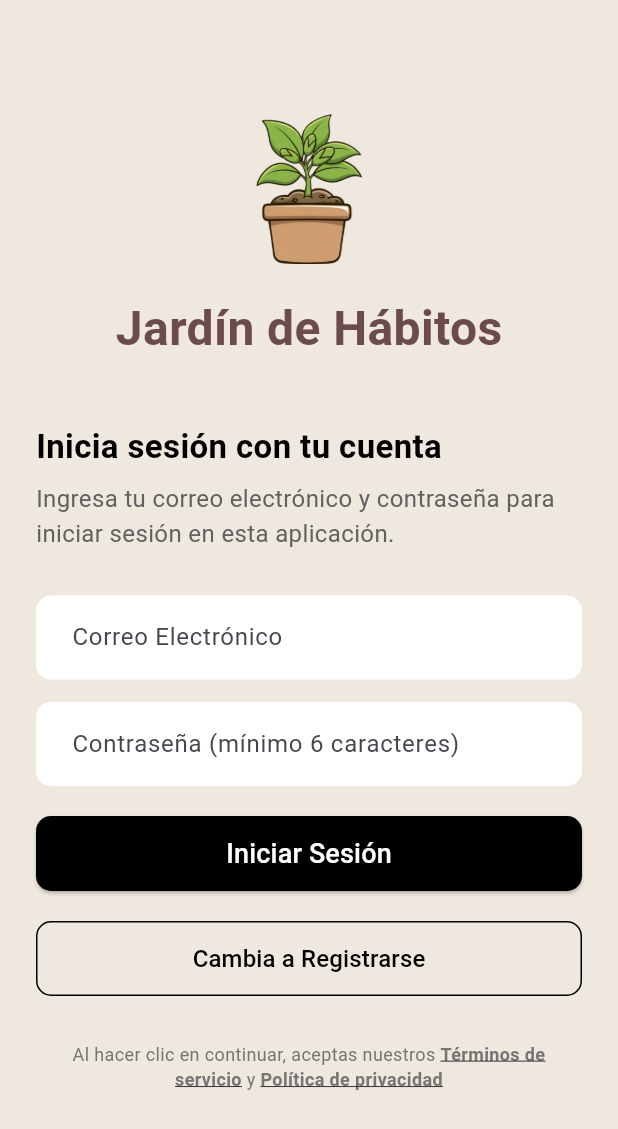
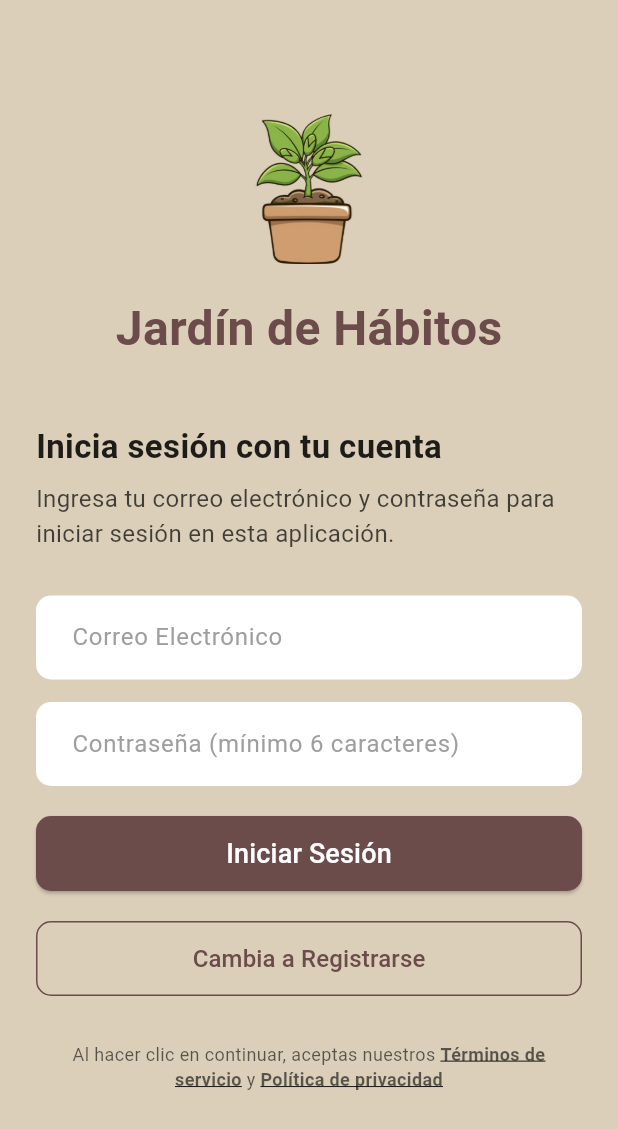
Before and after one commit to Toad24F/Jardin_frontend, a Flutter app: the screen it shows after launch, on a phone screen of 412 x 824 dp. Shown: the top 1129 px of the screen. Run offline on Flutter 3.47's test engine with Material 3 defaults, Android fonts, the phone set to English and light mode, and no system bars; our stand-ins replace dio, flutter_riverpod, shared_preferences, table_calendar.

Commit message:
refactor: Implementa tema claro/oscuro y mejora la UI
Se refactoriza la aplicación para soportar un tema claro y uno oscuro de manera dinámica, basándose en la configuración del sistema. Además, se realizan ajustes visuales para mejorar la consistencia y la experiencia de usuario.

*   **Implementación de Temas (`main.dart`)**:
    *   Se definen dos `ThemeData`: `lightTheme` y `darkTheme`, con paletas de colores consistentes para ambos modos.
    *   La aplicación ahora usa `ThemeMode.system` para cambiar automáticamente entre el tema claro y el oscuro.
    *   Se eliminan los colores definidos de forma estática en `MyApp` y se reemplazan por los temas centralizados.

*   **Adaptación de Pantallas al Tema**:
    *   **`auth_screen.dart`**: Se eliminan las constantes de color y estilo. Todos los componentes (campos de texto, botones, títulos) ahora obtienen sus colores y estilos del `Theme.of(context)`, asegurando que se adapten correctamente al modo claro/oscuro.
    *   **`home_screen.dart`**: Se eliminan las constantes de color. Los elementos de la UI, como el título, el fondo, los íconos y el menú lateral (`Drawer`), ahora utilizan los colores definidos en el tema actual. Se asegura el contraste y la legibilidad en ambos modos.
    *   **`add_habit_screen.dart`**: Se realizan ajustes de estilo menores para alinear los colores con la nueva paleta de temas, como el color de los íconos del contador numérico.

*   **Corrección de Errores**:
    *   **`home_screen.dart`**: Al cerrar sesión (`logout`), ahora se limpian las posiciones de los hábitos guardadas localmente. Esto soluciona un error donde las posiciones de las macetas de un usuario anterior persistían para el nuevo usuario que iniciaba sesión.
    *   **`services/auth_service.dart`**: Se actualiza la `baseUrl` de la API para apuntar a una nueva dirección IP del servidor de desarrollo.

```diff
--- a/lib/main.dart
+++ b/lib/main.dart
@@ -1,9 +1,9 @@
 import 'package:flutter/material.dart';
 import 'package:flutter_riverpod/flutter_riverpod.dart';
 import 'package:shared_preferences/shared_preferences.dart';
-import 'screens/auth_screen.dart'; // Importa tu pantalla
-import 'screens/home_screen.dart'; // Importa la nueva pantalla principal
-import 'services/auth_service.dart'; // Importa tus servicios
+import 'screens/auth_screen.dart';
+import 'screens/home_screen.dart';
+import 'services/auth_service.dart';
 
 void main() async {
   // 1. Asegura que Flutter esté inicializado antes de llamar a funciones nativas
@@ -24,22 +24,80 @@ void main() async {
   );
 }
 
+// --- Definición de Colores de la Paleta ---
+// Colores principales de tu tema (basados en los archivos existentes)
+const Color primaryColor = Color(0xFF6C4B4B); // Marrón/Rojizo oscuro
+const Color accentGreen = Color(0xFF7D9C68);  // Verde de acento
+const Color lightBackgroundColor = Color(0xFFDBCFB9); // Fondo claro (Crema)
+const Color darkPrimaryColor = Color(0xFFDBCFB9); // Usamos el crema como acento en el modo oscuro
+const Color darkBackgroundColor = Color(0xFF333333); // Fondo oscuro (Gris oscuro)
+const Color darkCardColor = Color(0xFF424242); // Color de tarjetas/elementos en modo oscuro
+
+// --- Definición de Temas ---
+final ThemeData lightTheme = ThemeData(
+  brightness: Brightness.light,
+  primaryColor: primaryColor,
+  colorScheme: ColorScheme.light(
+    primary: primaryColor,
+    secondary: accentGreen,
+    background: lightBackgroundColor, // Color de fondo principal
+    surface: Colors.white,           // Color de tarjetas y superficies
+    onPrimary: Colors.white,
+    onBackground: Colors.black87,
+  ),
+  scaffoldBackgroundColor: lightBackgroundColor,
+  appBarTheme: const AppBarTheme(
+    backgroundColor: lightBackgroundColor,
+    elevation: 0,
+    iconTheme: IconThemeData(color: primaryColor),
+    titleTextStyle: TextStyle(color: primaryColor, fontSize: 20, fontWeight: FontWeight.bold),
+  ),
+  // Establece el color de los botones elevados
+  elevatedButtonTheme: ElevatedButtonThemeData(
+    style: ElevatedButton.styleFrom(
+      backgroundColor: primaryColor,
+      foregroundColor: Colors.white,
+    ),
+  ),
+  visualDensity: VisualDensity.adaptivePlatformDensity,
+);
+
+final ThemeData darkTheme = ThemeData(
+  brightness: Brightness.dark,
+  primaryColor: darkPrimaryColor, // El color primario en modo oscuro
+  colorScheme: ColorScheme.dark(
+    primary: darkPrimaryColor,
+    secondary: accentGreen,
+    background: darkBackgroundColor,
+    surface: darkCardColor,
+    onPrimary: Colors.black,
+    onBackground: Colors.white70,
+  ),
+  scaffoldBackgroundColor: darkBackgroundColor,
+  appBarTheme: AppBarTheme(
+    backgroundColor: darkBackgroundColor,
+    elevation: 0,
+    iconTheme: const IconThemeData(color: darkPrimaryColor),
+    titleTextStyle: TextStyle(color: darkPrimaryColor, fontSize: 20, fontWeight: FontWeight.bold),
+  ),
+  elevatedButtonTheme: ElevatedButtonThemeData(
+    style: ElevatedButton.styleFrom(
+      backgroundColor: darkPrimaryColor,
+      foregroundColor: Colors.black, // Texto oscuro en botón claro
+    ),
+  ),
+  visualDensity: VisualDensity.adaptivePlatformDensity,
+);
+// -------------------------
+
 class MyApp extends ConsumerWidget {
   const MyApp({super.key});
 
-  // Color de fondo para que sea consistente
-  static const Color backgroundColor = Color(0xFFDBCFB9);
-
   @override
   Widget build(BuildContext context, WidgetRef ref) {
-    // El AuthService ya está listo para ser usado porque SharedPreferences
-    // se resolvió en main() y se inyectó de forma síncrona.
     final authService = ref.watch(authServiceProvider);
-
-    // Obtenemos el token guardado (si existe)
     final token = authService.getToken();
 
-    // Determinamos la pantalla de inicio
     final Widget initialScreen = (token != null && token.isNotEmpty)
         ? const HomeScreen() // Si hay token, va a Home
         : const AuthScreen(); // Si no hay token, va a Login/Register
@@ -47,12 +105,12 @@ class MyApp extends ConsumerWidget {
     return MaterialApp(
       title: 'Jardín de Hábitos',
       debugShowCheckedModeBanner: false,
-      theme: ThemeData(
-        // Tema general para la app
-        primarySwatch: Colors.brown,
-        visualDensity: VisualDensity.adaptivePlatformDensity,
-        scaffoldBackgroundColor: backgroundColor,
-      ),
+
+      // --- CONFIGURACIÓN DE TEMA AUTOMÁTICA ---
+      theme: lightTheme,           // Tema usado por defecto (Modo Claro)
+      darkTheme: darkTheme,         // Tema usado cuando el sistema está en Modo Oscuro
+      themeMode: ThemeMode.system, // Usa la configuración de brillo del sistema operativo
+
       // Navegamos a la pantalla inicial determinada por el estado de autenticación
       home: initialScreen,
     );
--- a/lib/screens/auth_screen.dart
+++ b/lib/screens/auth_screen.dart
@@ -9,37 +9,8 @@ enum AuthMode { login, register }
 // Provider para el modo de autenticación, por defecto es Login
 final authModeProvider = StateProvider<AuthMode>((ref) => AuthMode.login);
 
-// --- Colores y Estilos ---
-const Color primaryTextColor = Color(0xFF6C4B4B); // Color rojizo oscuro
-const Color backgroundColor = Color(0xFFEFE8DE); // Color de fondo claro
-const Color buttonColor = Colors.black;
-const Color buttonTextColor = Colors.white;
-const Color inputFillColor = Colors.white;
-
-final TextStyle appTitleStyle = TextStyle(
-  fontSize: 32,
-  fontWeight: FontWeight.bold,
-  color: primaryTextColor,
-  // fontFamily: 'Pacifico', // Descomenta si usas la fuente Pacifico
-);
-
-final TextStyle sectionTitleStyle = TextStyle(
-  fontSize: 22,
-  fontWeight: FontWeight.bold,
-  color: Colors.black,
-);
-
-final TextStyle descriptionTextStyle = TextStyle(
-  fontSize: 16,
-  color: Colors.grey[700],
-);
-
-final TextStyle termsTextStyle = TextStyle(
-  fontSize: 12,
-  color: Colors.grey[600],
-);
-// -------------------------
-
+// --- Colores y Estilos (Ahora son dinámicos) ---
+// NOTA: Los colores primarios y de fondo deben leerse desde el tema.
 
 class AuthScreen extends ConsumerStatefulWidget {
   const AuthScreen({super.key});
@@ -165,6 +136,7 @@ class _AuthScreenState extends ConsumerState<AuthScreen> {
 
   // Widget de utilidad para campos de texto
   Widget _buildInputField({
+    required BuildContext context, // Necesitamos el contexto para el tema
     required TextEditingController controller,
     required String hintText,
     required bool isPassword,
@@ -174,6 +146,10 @@ class _AuthScreenState extends ConsumerState<AuthScreen> {
     required TextInputAction textInputAction,
     VoidCallback? onSubmitted,
   }) {
+    final theme = Theme.of(context);
+    final isDarkMode = theme.brightness == Brightness.dark;
+    final primaryColor = theme.colorScheme.primary;
+
     return TextField(
       controller: controller,
       focusNode: focusNode, // Asignar FocusNode
@@ -183,9 +159,11 @@ class _AuthScreenState extends ConsumerState<AuthScreen> {
       onSubmitted: (_) { // Manejar la pulsación de la acción del teclado
         onSubmitted?.call();
       },
+      style: TextStyle(color: isDarkMode ? Colors.white : Colors.black),
       decoration: InputDecoration(
         hintText: hintText,
-        fillColor: inputFillColor,
+        hintStyle: TextStyle(color: isDarkMode ? primaryColor.withOpacity(0.5) : Colors.grey),
+        fillColor: isDarkMode ? theme.colorScheme.surface : Colors.white,
         filled: true,
         border: OutlineInputBorder(
           borderRadius: BorderRadius.circular(10),
@@ -200,6 +178,31 @@ class _AuthScreenState extends ConsumerState<AuthScreen> {
   Widget build(BuildContext context) {
     final authMode = ref.watch(authModeProvider);
     final isLoginMode = authMode == AuthMode.login;
+    final theme = Theme.of(context);
+    final primaryColor = theme.colorScheme.primary;
+
+    // Estilos dinámicos
+    final appTitleStyle = TextStyle(
+      fontSize: 32,
+      fontWeight: FontWeight.bold,
+      color: primaryColor,
+    );
+
+    final sectionTitleStyle = TextStyle(
+      fontSize: 22,
+      fontWeight: FontWeight.bold,
+      color: theme.colorScheme.onBackground,
+    );
+
+    final descriptionTextStyle = TextStyle(
+      fontSize: 16,
+      color: theme.colorScheme.onBackground.withOpacity(0.7),
+    );
+
+    final termsTextStyle = TextStyle(
+      fontSize: 12,
+      color: theme.colorScheme.onBackground.withOpacity(0.6),
+    );
 
     // --- Textos dinámicos ---
     final titleText = isLoginMode ? 'Inicia sesión con tu cuenta' : 'Crea una cuenta';
@@ -210,9 +213,9 @@ class _AuthScreenState extends ConsumerState<AuthScreen> {
     final switchButtonText = isLoginMode ? 'Registrarse' : 'Iniciar Sesión';
 
     return Scaffold(
-      backgroundColor: backgroundColor,
+      // Ya no especificamos el color de fondo aquí, viene de theme.scaffoldBackgroundColor
       appBar: AppBar(
-        backgroundColor: Colors.transparent,
+        // Ya no especificamos el color de fondo aquí, viene de theme.appBarTheme.backgroundColor
         elevation: 0,
       ),
       body: SafeArea(
@@ -250,6 +253,7 @@ class _AuthScreenState extends ConsumerState<AuthScreen> {
                 if (!isLoginMode) ...[
                   // Campo Nombre (solo en modo Registro)
                   _buildInputField(
+                    context: context,
                     controller: nameController,
                     hintText: 'Nombre',
                     isPassword: false,
@@ -263,6 +267,7 @@ class _AuthScreenState extends ConsumerState<AuthScreen> {
 
                 // Campo Correo Electrónico
                 _buildInputField(
+                  context: context,
                   controller: emailController,
                   hintText: 'Correo Electrónico',
                   isPassword: false,
@@ -275,6 +280,7 @@ class _AuthScreenState extends ConsumerState<AuthScreen> {
 
                 // Campo Contraseña
                 _buildInputField(
+                  context: context,
                   controller: passwordController,
                   hintText: 'Contraseña (mínimo 6 caracteres)',
                   isPassword: true,
@@ -299,14 +305,15 @@ class _AuthScreenState extends ConsumerState<AuthScreen> {
                       }
                     },
                     style: ElevatedButton.styleFrom(
-                      backgroundColor: buttonColor,
-                      foregroundColor: buttonTextColor,
+                      // Usa el color configurado en ElevatedButtonThemeData de lightTheme/darkTheme
+                      backgroundColor: theme.elevatedButtonTheme.style?.backgroundColor?.resolve({MaterialState.selected}) ?? primaryColor,
+                      foregroundColor: theme.elevatedButtonTheme.style?.foregroundColor?.resolve({MaterialState.selected}) ?? Colors.white,
                       shape: RoundedRectangleBorder(
                         borderRadius: BorderRadius.circular(10),
                       ),
                     ),
                     child: _isLoading
-                        ? const CircularProgressIndicator(color: buttonTextColor)
+                        ? const CircularProgressIndicator(color: Colors.white)
                         : Text(mainButtonText, style: const TextStyle(fontSize: 18)),
                   ),
                 ),
@@ -332,8 +339,8 @@ class _AuthScreenState extends ConsumerState<AuthScreen> {
                       FocusScope.of(context).unfocus();
                     },
                     style: OutlinedButton.styleFrom(
-                      foregroundColor: buttonColor,
-                      side: const BorderSide(color: buttonColor),
+                      foregroundColor: primaryColor,
+                      side: BorderSide(color: primaryColor),
                       shape: RoundedRectangleBorder(
                         borderRadius: BorderRadius.circular(10),
                       ),
--- a/lib/services/auth_service.dart
+++ b/lib/services/auth_service.dart
@@ -6,7 +6,7 @@ import '../models/habito.dart';
 import '../models/registro_dia.dart';
 
 // --- Constantes de la API ---
-const String baseUrl = 'http://192.168.100.40:3000';
+const String baseUrl = 'http://192.168.100.25:3000';
 const String loginUrl = '$baseUrl/auth/login';
 const String registerUrl = '$baseUrl/usuarios';
 const String habitosUrl = '$baseUrl/habitos';
```
Also changed, not shown: lib/screens/add_habit_screen.dart (+5 -3 lines), lib/screens/home_screen.dart (+56 -40 lines).
